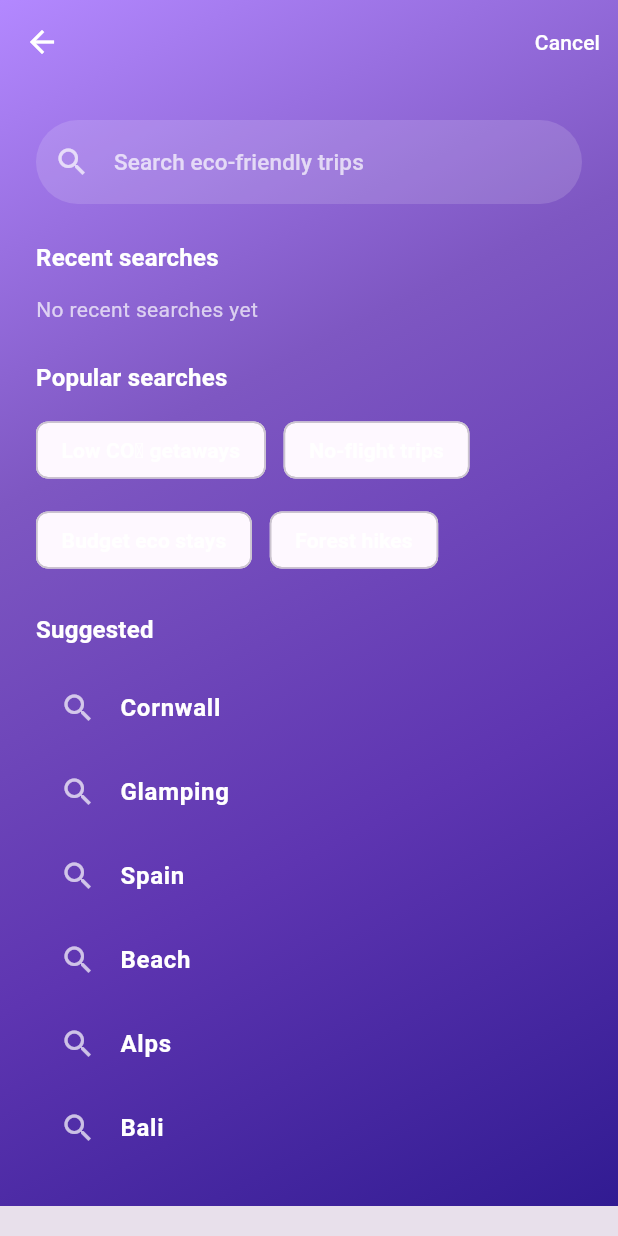
After one commit to RaduBuzatu-hub/swe6301_group3_artefact, a Flutter app: the SearchPage screen opened directly, on a phone screen of 412 x 824 dp. The commit adds this screen. Run offline on Flutter 3.47's test engine with Material 3 defaults, Android fonts, the light colour scheme and no system bars; our stand-ins replace shared_preferences; accounts and stored records are empty.

Commit message:
search_bar_functionality_start(just implemented recommended search, popular searches and recent searches)

```diff
--- a/lib/screens/home_page.dart
+++ b/lib/screens/home_page.dart
@@ -3,6 +3,7 @@ import '../widgets/categories.dart';
 import '../widgets/featured_card.dart';
 import '../widgets/search_bar.dart';
 import '../widgets/section_title.dart';
+import 'search_page.dart';
 
 class HomePage extends StatefulWidget {
   const HomePage({super.key});
@@ -99,7 +100,15 @@ class _HomePageState extends State<HomePage> {
                         crossAxisAlignment: CrossAxisAlignment.start,
                         children: [
                           const SizedBox(height: 12),
-                          const HomeSearchBar(),
+                          HomeSearchBar(
+                            onTap: () {
+                              Navigator.of(context).push(
+                                MaterialPageRoute(
+                                  builder: (_) => const SearchPage(),
+                                ),
+                              );
+                            },
+                          ),
                           const SizedBox(height: 24),
                           const SectionTitle('Categories'),
                           const SizedBox(height: 12),
--- /dev/null
+++ b/lib/screens/search_page.dart
@@ -0,0 +1,220 @@
+import 'package:flutter/material.dart';
+import 'package:shared_preferences/shared_preferences.dart';
+
+class SearchPage extends StatefulWidget {
+  const SearchPage({super.key});
+
+  @override
+  State<SearchPage> createState() => _SearchPageState();
+}
+
+class _SearchPageState extends State<SearchPage> {
+  final TextEditingController _controller = TextEditingController();
+  final List<String> _popularSearches = const [
+    'Low CO₂ getaways',
+    'No-flight trips',
+    'Budget eco stays',
+    'Forest hikes',
+  ];
+  final List<String> _suggestedLocations = const [
+    'Cornwall',
+    'Glamping',
+    'Spain',
+    'Beach',
+    'Alps',
+    'Bali',
+  ];
+  List<String> _recentSearches = [];
+
+  static const String _recentKey = 'recent_searches';
+
+  @override
+  void initState() {
+    super.initState();
+    _loadRecents();
+  }
+
+  @override
+  void dispose() {
+    _controller.dispose();
+    super.dispose();
+  }
+
+  Future<void> _loadRecents() async {
+    final prefs = await SharedPreferences.getInstance();
+    setState(() {
+      _recentSearches = prefs.getStringList(_recentKey) ?? [];
+    });
+  }
+
+  Future<void> _saveRecent(String term) async {
+    final normalized = term.trim();
+    if (normalized.isEmpty) return;
+    final prefs = await SharedPreferences.getInstance();
+    setState(() {
+      _recentSearches.remove(normalized);
+      _recentSearches.insert(0, normalized);
+      if (_recentSearches.length > 8) {
+        _recentSearches = _recentSearches.sublist(0, 8);
+      }
+    });
+    await prefs.setStringList(_recentKey, _recentSearches);
+  }
+
+  void _handleSubmit([String? value]) {
+    final text = value ?? _controller.text;
+    _saveRecent(text);
+    _controller.clear();
+    Navigator.of(context).pop(text);
+  }
+
+  Widget _buildSectionTitle(String title) {
+    return Padding(
+      padding: const EdgeInsets.only(top: 24, bottom: 12),
+      child: Text(
+        title,
+        style: Theme.of(context).textTheme.titleMedium?.copyWith(
+              color: Colors.white,
+              fontWeight: FontWeight.w700,
+            ),
+      ),
+    );
+  }
+
+  Widget _buildChips(List<String> items) {
+    return Wrap(
+      spacing: 12,
+      runSpacing: 12,
+      children: items
+          .map(
+            (item) => ActionChip(
+              backgroundColor: Colors.white.withOpacity(0.12),
+              label: Text(
+                item,
+                style: const TextStyle(
+                  color: Colors.white,
+                  fontWeight: FontWeight.w600,
+                  letterSpacing: 0.1,
+                ),
+              ),
+              onPressed: () => _handleSubmit(item),
+            ),
+          )
+          .toList(),
+    );
+  }
+
+  Widget _buildSuggestionList() {
+    return Column(
+      children: _suggestedLocations
+          .map(
+            (loc) => ListTile(
+              leading: const Icon(Icons.search, color: Colors.white70),
+              title: Text(
+                loc,
+                style: const TextStyle(
+                  color: Colors.white,
+                  fontWeight: FontWeight.w600,
+                ),
+              ),
+              onTap: () => _handleSubmit(loc),
+            ),
+          )
+          .toList(),
+    );
+  }
+
+  @override
+  Widget build(BuildContext context) {
+    return Scaffold(
+      extendBodyBehindAppBar: true,
+      appBar: AppBar(
+        backgroundColor: Colors.transparent,
+        elevation: 0,
+        leading: IconButton(
+          icon: const Icon(Icons.arrow_back, color: Colors.white),
+          onPressed: () => Navigator.of(context).pop(),
+        ),
+        actions: [
+          TextButton(
+            onPressed: () => Navigator.of(context).pop(),
+            child: const Text(
+              'Cancel',
+              style: TextStyle(color: Colors.white),
+            ),
+          ),
+        ],
+      ),
+      body: Container(
+        decoration: const BoxDecoration(
+          gradient: LinearGradient(
+            colors: [
+              Color(0xFFB388FF),
+              Color(0xFF7E57C2),
+              Color(0xFF5E35B1),
+              Color(0xFF311B92),
+            ],
+            begin: Alignment.topLeft,
+            end: Alignment.bottomRight,
+          ),
+        ),
+        child: SafeArea(
+          child: SingleChildScrollView(
+            padding: const EdgeInsets.all(24),
+            child: Column(
+              crossAxisAlignment: CrossAxisAlignment.start,
+              children: [
+                TextField(
+                  controller: _controller,
+                  onSubmitted: _handleSubmit,
+                  onChanged: (_) => setState(() {}),
+                  style: const TextStyle(
+                    color: Colors.white,
+                    fontSize: 16,
+                    fontWeight: FontWeight.w600,
+                  ),
+                  cursorColor: Colors.white70,
+                  decoration: InputDecoration(
+                    hintText: 'Search eco-friendly trips',
+                    hintStyle: const TextStyle(
+                      color: Colors.white70,
+                      fontSize: 15,
+                      fontWeight: FontWeight.w500,
+                      letterSpacing: 0.1,
+                    ),
+                    prefixIcon: const Icon(Icons.search, color: Colors.white70),
+                    suffixIcon: _controller.text.isNotEmpty
+                        ? IconButton(
+                            icon: const Icon(Icons.clear, color: Colors.white70),
+                            onPressed: () => setState(() => _controller.clear()),
+                          )
+                        : null,
+                    filled: true,
+                    fillColor: Colors.white.withOpacity(0.14),
+                    contentPadding: const EdgeInsets.symmetric(vertical: 16, horizontal: 12),
+                    border: OutlineInputBorder(
+                      borderRadius: BorderRadius.circular(28),
+                      borderSide: BorderSide.none,
+                    ),
+                  ),
+                ),
+                _buildSectionTitle('Recent searches'),
+                if (_recentSearches.isEmpty)
+                  const Text(
+                    'No recent searches yet',
+                    style: TextStyle(color: Colors.white70),
+                  )
+                else
+                  _buildChips(_recentSearches),
+                _buildSectionTitle('Popular searches'),
+                _buildChips(_popularSearches),
+                _buildSectionTitle('Suggested'),
+                _buildSuggestionList(),
+              ],
+            ),
+          ),
+        ),
+      ),
+    );
+  }
+}
--- a/lib/widgets/search_bar.dart
+++ b/lib/widgets/search_bar.dart
@@ -1,11 +1,14 @@
 import 'package:flutter/material.dart';
 
 class HomeSearchBar extends StatelessWidget {
-  const HomeSearchBar({super.key});
+  final VoidCallback? onTap;
+  const HomeSearchBar({super.key, this.onTap});
 
   @override
   Widget build(BuildContext context) {
     return TextField(
+      readOnly: onTap != null,
+      onTap: onTap,
       style: const TextStyle(
         color: Colors.white,
         fontSize: 16,
--- a/pubspec.yaml
+++ b/pubspec.yaml
@@ -30,6 +30,8 @@ environment:
 dependencies:
   flutter:
     sdk: flutter
+
+  shared_preferences: ^2.2.3
 
   # The following adds the Cupertino Icons font to your application.
   # Use with the CupertinoIcons class for iOS style icons.
```
Also changed, not shown: pubspec.lock, 1 other file.
